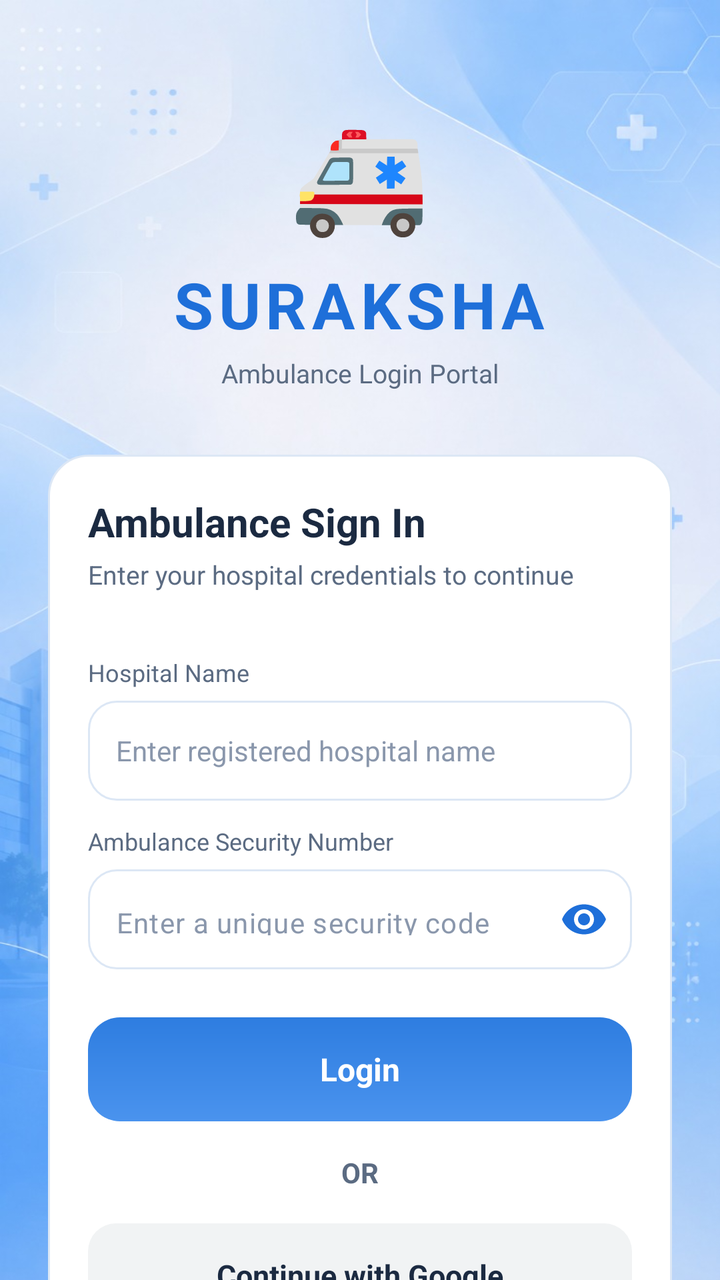
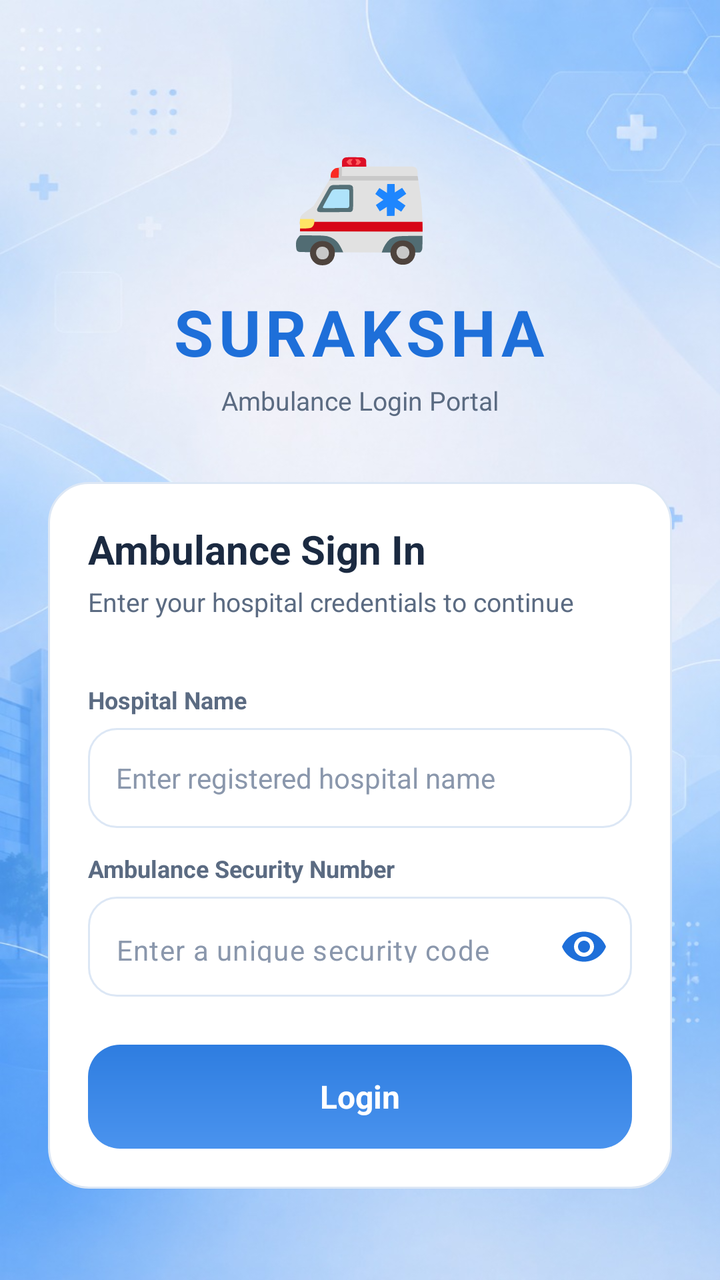

An Android layout rendered at two revisions. The XML below is the earlier revision; the diff shows what the commit changed to produce the second picture.
<!-- AndroidManifest.xml: application theme Theme.Application -->
<!-- res/layout/ambulance_login.xml -->
<?xml version="1.0" encoding="utf-8"?>
<ScrollView xmlns:android="http://schemas.android.com/apk/res/android"
    xmlns:app="http://schemas.android.com/apk/res-auto"
    android:layout_width="match_parent"
    android:layout_height="match_parent"
    android:background="@drawable/apurva"
    android:fillViewport="true"
    android:scrollbars="none">

    <LinearLayout
        android:layout_width="match_parent"
        android:layout_height="wrap_content"
        android:orientation="vertical"
        android:gravity="center_vertical"
        android:paddingStart="24dp"
        android:paddingEnd="24dp"
        android:paddingTop="48dp"
        android:paddingBottom="32dp">

        
        <LinearLayout
            android:layout_width="match_parent"
            android:layout_height="wrap_content"
            android:orientation="vertical"
            android:gravity="center_horizontal"
            android:layout_marginBottom="32dp">

            <TextView
                android:layout_width="wrap_content"
                android:layout_height="wrap_content"
                android:text="🚑"
                android:textSize="56sp"
                android:layout_marginBottom="8dp" />

            <TextView
                android:layout_width="wrap_content"
                android:layout_height="wrap_content"
                android:text="SURAKSHA"
                android:textColor="@color/role_selected"
                android:textSize="32sp"
                android:textStyle="bold"
                android:letterSpacing="0.08" />

            <TextView
                android:layout_width="wrap_content"
                android:layout_height="wrap_content"
                android:layout_marginTop="4dp"
                android:text="Ambulance Login Portal"
                android:textColor="@color/text_secondary"
                android:textSize="13sp" />
        </LinearLayout>

        
        <LinearLayout
            android:id="@+id/loginCard"
            android:layout_width="match_parent"
            android:layout_height="wrap_content"
            android:orientation="vertical"
            android:background="@drawable/bg_card_rounded"
            android:padding="20dp">

            <TextView
                android:layout_width="wrap_content"
                android:layout_height="wrap_content"
                android:text="Ambulance Sign In"
                android:textColor="@color/text_primary"
                android:textSize="20sp"
                android:textStyle="bold"
                android:layout_marginBottom="4dp" />

            <TextView
                android:layout_width="wrap_content"
                android:layout_height="wrap_content"
                android:text="Enter your hospital credentials to continue"
                android:textColor="@color/text_secondary"
                android:textSize="13sp"
                android:layout_marginBottom="20dp" />

            
            <TextView
                style="@style/FieldLabel"
                android:text="Hospital Name" />
            <EditText
                android:id="@+id/inputHospitalName"
                style="@style/FieldInput"
                android:hint="Enter registered hospital name"
                android:inputType="text" />

            
            <TextView
                style="@style/FieldLabel"
                android:text="@string/label_driver_password" />

            <com.google.android.material.textfield.TextInputLayout
                android:layout_width="match_parent"
                android:layout_height="wrap_content"
                app:passwordToggleEnabled="true"
                app:passwordToggleTint="@color/role_selected"
                app:hintEnabled="false">

                <EditText
                    android:id="@+id/inputSecurityNumber"
                    style="@style/FieldInput"
                    android:hint="@string/hint_driver_password"
                    android:inputType="textPassword" />
            </com.google.android.material.textfield.TextInputLayout>

            <View
                android:layout_width="match_parent"
                android:layout_height="24dp" />

            
            <TextView
                android:id="@+id/btnAmbulanceLogin"
                android:layout_width="match_parent"
                android:layout_height="52dp"
                android:background="@drawable/bg_button_primary"
                android:gravity="center"
                android:text="Login"
                android:textColor="@color/white"
                android:textSize="16sp"
                android:textStyle="bold"
                android:clickable="true"
                android:focusable="true" />

            <TextView
                android:layout_width="wrap_content"
                android:layout_height="wrap_content"
                android:layout_gravity="center_horizontal"
                android:layout_marginTop="16dp"
                android:text="@string/label_or"
                android:textColor="@color/text_secondary"
                android:textSize="14sp"
                android:textStyle="bold" />

            <TextView
                android:id="@+id/btnAmbulanceGoogleLogin"
                android:layout_width="match_parent"
                android:layout_height="52dp"
                android:layout_marginTop="16dp"
                android:background="@drawable/bg_button_rounded"
                android:backgroundTint="#F1F3F4"
                android:gravity="center"
                android:text="@string/btn_google_login"
                android:textColor="@color/text_primary"
                android:textSize="15sp"
                android:textStyle="bold"
                android:clickable="true"
                android:focusable="true" />
        </LinearLayout>

    </LinearLayout>
</ScrollView>
<!-- resources referenced by this layout -->
<resources>
  <color name="role_selected">#1E6FD9</color>
  <color name="text_primary">#1B2A41</color>
  <color name="text_secondary">#5B6B82</color>
  <color name="white">#FFFFFFFF</color>
  <!-- drawable apurva: jpeg bitmap (drawable, 79273 bytes) -->
  <!-- drawable bg_button_primary (drawable) -->
  <?xml version="1.0" encoding="utf-8"?>
  <shape xmlns:android="http://schemas.android.com/apk/res/android">
      <gradient
          android:type="linear"
          android:angle="90"
          android:startColor="#4A93EE"
          android:endColor="#2E7DE0" />
      <corners android:radius="16dp" />
  </shape>
  <!-- drawable bg_button_rounded (drawable) -->
  <?xml version="1.0" encoding="utf-8"?>
  <shape xmlns:android="http://schemas.android.com/apk/res/android"
      android:shape="rectangle">
      <corners android:radius="14dp" />
  </shape>
  <!-- drawable bg_card_rounded (drawable) -->
  <?xml version="1.0" encoding="utf-8"?>
  <shape xmlns:android="http://schemas.android.com/apk/res/android">
      <solid android:color="@color/bg_card" />
      <corners android:radius="20dp" />
      <stroke android:width="1dp" android:color="@color/stroke_subtle" />
  </shape>
  <string name="btn_google_login">Continue with Google</string>
  <string name="hint_driver_password">Enter a unique security code</string>
  <string name="label_driver_password">Ambulance Security Number</string>
  <string name="label_or">OR</string>
  <style name="FieldInput">
          <item name="android:layout_width">match_parent</item>
          <item name="android:layout_height">50dp</item>
          <item name="android:background">@drawable/bg_input_field</item>
          <item name="android:paddingStart">14dp</item>
          <item name="android:paddingEnd">14dp</item>
          <item name="android:textSize">14sp</item>
          <item name="android:textColor">@color/text_primary</item>
          <item name="android:textColorHint">@color/text_tertiary</item>
      </style>
  <style name="FieldLabel">
      <item name="android:layout_width">wrap_content</item>
      <item name="android:layout_height">wrap_content</item>
      <item name="android:textColor">@color/text_secondary</item>
      <item name="android:textSize">12sp</item>
      <item name="android:layout_marginBottom">6dp</item>
      <item name="android:layout_marginTop">12dp</item>
  </style>
  <style name="Theme.Application" parent="Base.Theme.Application" />
  <color name="bg_card">#FFFFFF</color>
  <color name="stroke_subtle">#DCE7F5</color>
  <!-- drawable bg_input_field (drawable) -->
  <?xml version="1.0" encoding="utf-8"?>
  <shape xmlns:android="http://schemas.android.com/apk/res/android">
      <solid android:color="@color/white" />
      <corners android:radius="14dp" />
      <stroke android:width="1dp" android:color="@color/stroke_subtle" />
  </shape>
  <color name="text_tertiary">#8A97AC</color>
  <style name="Base.Theme.Application" parent="Theme.Material3.DayNight.NoActionBar">
          
          
      </style>
</resources>

<!-- the commit's change to res/layout/ambulance_login.xml (unified diff, before → after) -->
@@ -123,30 +123,6 @@
                 android:clickable="true"
                 android:focusable="true" />
 
-            <TextView
-                android:layout_width="wrap_content"
-                android:layout_height="wrap_content"
-                android:layout_gravity="center_horizontal"
-                android:layout_marginTop="16dp"
-                android:text="@string/label_or"
-                android:textColor="@color/text_secondary"
-                android:textSize="14sp"
-                android:textStyle="bold" />
-
-            <TextView
-                android:id="@+id/btnAmbulanceGoogleLogin"
-                android:layout_width="match_parent"
-                android:layout_height="52dp"
-                android:layout_marginTop="16dp"
-                android:background="@drawable/bg_button_rounded"
-                android:backgroundTint="#F1F3F4"
-                android:gravity="center"
-                android:text="@string/btn_google_login"
-                android:textColor="@color/text_primary"
-                android:textSize="15sp"
-                android:textStyle="bold"
-                android:clickable="true"
-                android:focusable="true" />
         </LinearLayout>
 
     </LinearLayout>
<!-- resource entries referenced after the edit -->
@@ -15,12 +15,6 @@
           android:endColor="#2E7DE0" />
       <corners android:radius="16dp" />
   </shape>
-  <!-- drawable bg_button_rounded (drawable) -->
-  <?xml version="1.0" encoding="utf-8"?>
-  <shape xmlns:android="http://schemas.android.com/apk/res/android"
-      android:shape="rectangle">
-      <corners android:radius="14dp" />
-  </shape>
   <!-- drawable bg_card_rounded (drawable) -->
   <?xml version="1.0" encoding="utf-8"?>
   <shape xmlns:android="http://schemas.android.com/apk/res/android">
@@ -28,10 +22,8 @@
       <corners android:radius="20dp" />
       <stroke android:width="1dp" android:color="@color/stroke_subtle" />
   </shape>
-  <string name="btn_google_login">Continue with Google</string>
   <string name="hint_driver_password">Enter a unique security code</string>
   <string name="label_driver_password">Ambulance Security Number</string>
-  <string name="label_or">OR</string>
   <style name="FieldInput">
           <item name="android:layout_width">match_parent</item>
           <item name="android:layout_height">50dp</item>
@@ -47,6 +39,7 @@
       <item name="android:layout_height">wrap_content</item>
       <item name="android:textColor">@color/text_secondary</item>
       <item name="android:textSize">12sp</item>
+      <item name="android:textStyle">bold</item>
       <item name="android:layout_marginBottom">6dp</item>
       <item name="android:layout_marginTop">12dp</item>
   </style>
